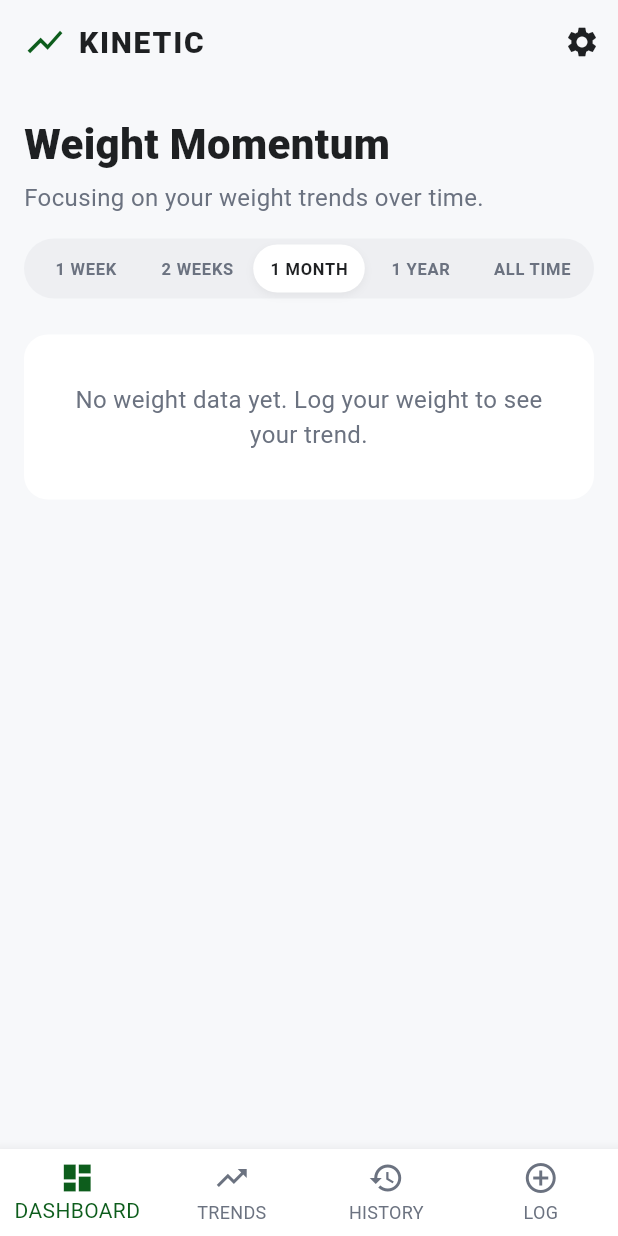
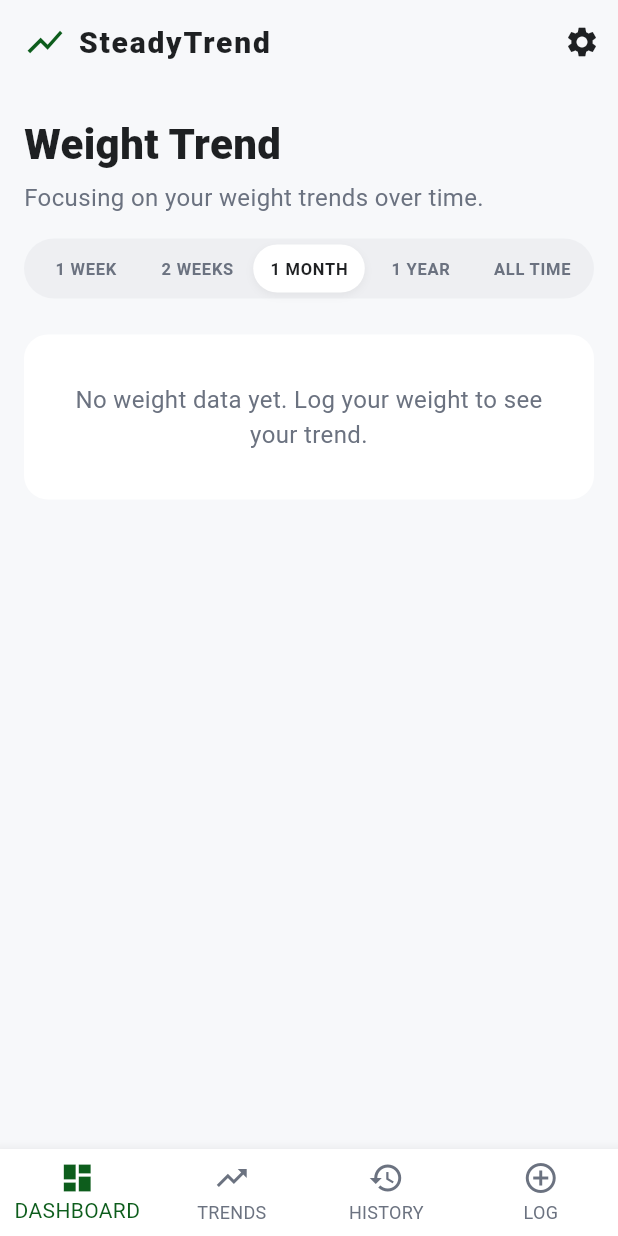
Before and after one commit to MishaTikh/SteadyTrendApp, a Flutter app: the screen it shows after launch, on a phone screen of 412 x 824 dp. Run offline on Flutter 3.47's test engine with Material 3 defaults, Android fonts, the phone set to English and light mode, and no system bars; our stand-ins replace fl_chart, share_plus, shared_preferences.

Commit message:
Rebrand app from Kinetic to SteadyTrend
- Updated app title to 'SteadyTrend'
- Replaced occurrences of 'Momentum' with 'Trend' across dashboard
- Updated widget test to assert new app title
- Renamed CI release artifact to 'steadytrend-app-release'
- Added AGENTS.md documenting new artifact name

Co-authored-by: MishaTikh <2096102+MishaTikh@users.noreply.github.com>

```diff
--- a/lib/main.dart
+++ b/lib/main.dart
@@ -36,7 +36,7 @@ class MyApp extends StatelessWidget {
   @override
   Widget build(BuildContext context) {
     return MaterialApp(
-      title: 'Kinetic Weight Momentum',
+      title: 'SteadyTrend',
       debugShowCheckedModeBanner: false,
       theme: ThemeData(
         scaffoldBackgroundColor: AppColors.backgroundLight,
@@ -105,7 +105,7 @@ class _MainScreenState extends State<MainScreen> {
             children: [
               const Icon(Icons.show_chart, color: AppColors.primaryGreen, size: 28),
               const SizedBox(width: 8),
-              const Text('KINETIC', style: TextStyle(fontWeight: FontWeight.w900, letterSpacing: 1.2)),
+              const Text('SteadyTrend', style: TextStyle(fontWeight: FontWeight.w900, letterSpacing: 1.2)),
             ],
           ),
           actions: [
--- a/lib/screens/dashboard.dart
+++ b/lib/screens/dashboard.dart
@@ -31,7 +31,7 @@ class _DashboardScreenState extends State<DashboardScreen> {
               crossAxisAlignment: CrossAxisAlignment.start,
               children: [
                 const Text(
-                  'Weight Momentum',
+                  'Weight Trend',
                   style: TextStyle(
                     fontSize: 28,
                     fontWeight: FontWeight.w900,
@@ -363,7 +363,7 @@ class _DashboardScreenState extends State<DashboardScreen> {
               mainAxisAlignment: MainAxisAlignment.spaceBetween,
               children: [
                 const Text(
-                  'WEEKLY MOMENTUM',
+                  'WEEKLY TREND',
                   style: TextStyle(fontSize: 12, letterSpacing: 1.0, color: AppColors.textDark),
                 ),
                 Icon(Icons.trending_down, color: AppColors.primaryGreen, size: 20),
@@ -462,7 +462,7 @@ class _DashboardScreenState extends State<DashboardScreen> {
                  ),
                  const SizedBox(height: 8),
                  Text(
-                   'BASED ON YOUR 1-WEEK MOMENTUM',
+                   'BASED ON YOUR 1-WEEK TREND',
                    style: TextStyle(fontSize: 10, letterSpacing: 1.0, color: AppColors.textDark.withOpacity(0.7)),
                  ),
                ]
```
Also changed, not shown: 3 other files.
